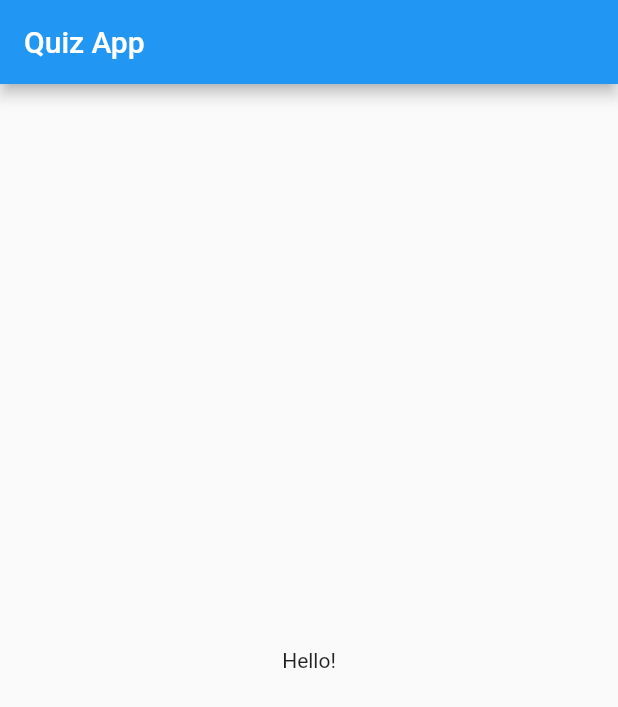
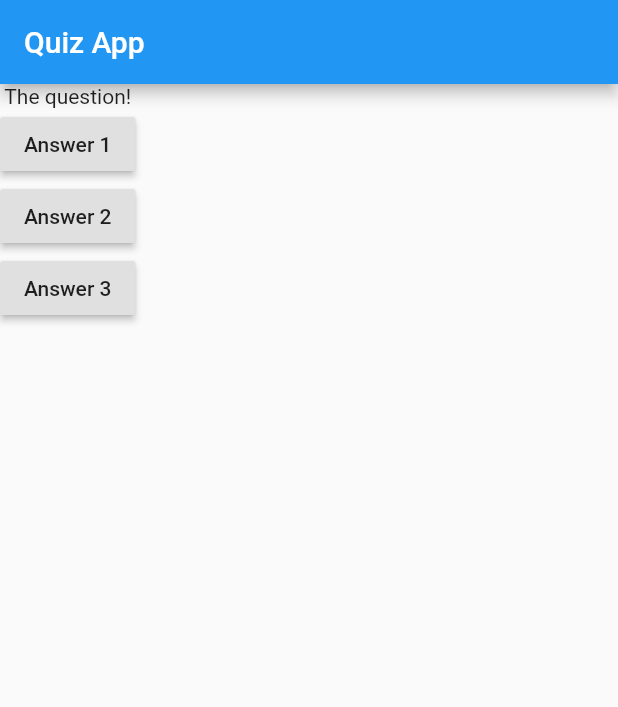
Before and after one commit to nacth/quiz_app, a Flutter app: the screen it shows after launch, on a phone screen of 412 x 824 dp. Shown: the top 707 px of the screen. Run offline on Flutter 3.47's test engine with Material 2 defaults, Android fonts, the phone set to English and light mode, and no system bars.

Commit message:
add layout widget

```diff
--- a/lib/main.dart
+++ b/lib/main.dart
@@ -5,15 +5,32 @@ void main() => runApp(MyApp());
 class MyApp extends StatelessWidget {
   @override
   Widget build(BuildContext context) {
+    var questions = [
+      'What\'s your favorite color?',
+      'What\'s your favorite animal?',
+    ];
     return MaterialApp(
       home: Scaffold(
-        appBar: AppBar(
-          title: Text('Quiz App'),
-        ),
-        body: Center(
-          child: Text('Hello!'),
-        ),
-      ),
+          appBar: AppBar(
+            title: Text('Quiz App'),
+          ),
+          body: Column(
+            children: [
+              Text('The question!'),
+              RaisedButton(
+                child: Text('Answer 1'),
+                onPressed: () {},
+              ),
+              RaisedButton(
+                child: Text('Answer 2'),
+                onPressed: () {},
+              ),
+              RaisedButton(
+                child: Text('Answer 3'),
+                onPressed: () {},
+              ),
+            ],
+          )),
     );
   }
 }
```
